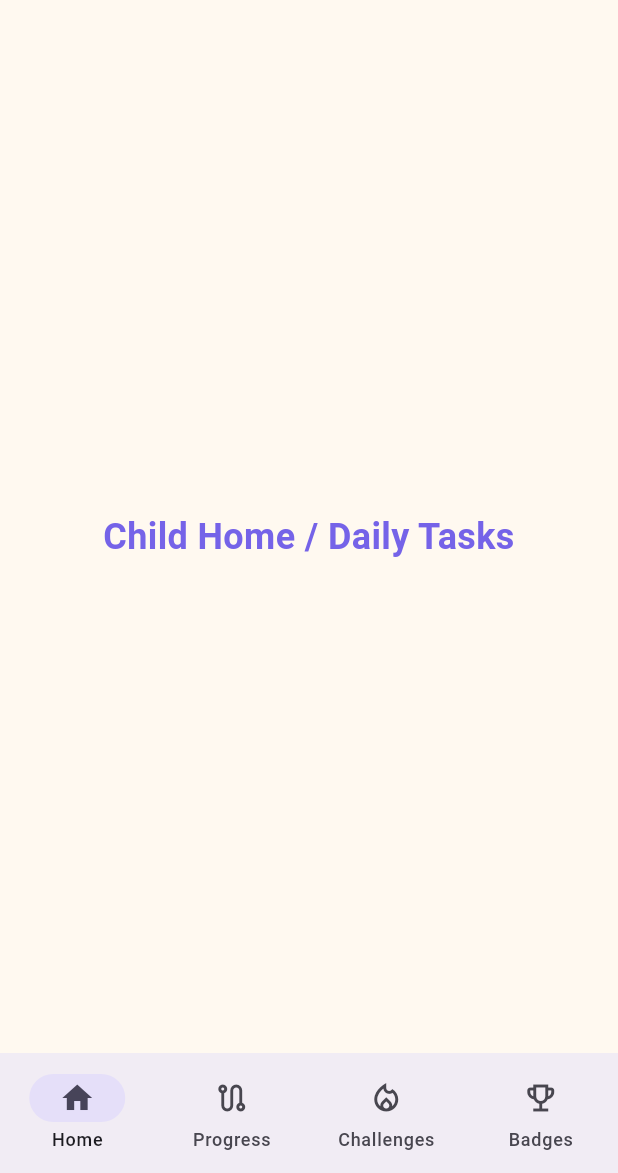
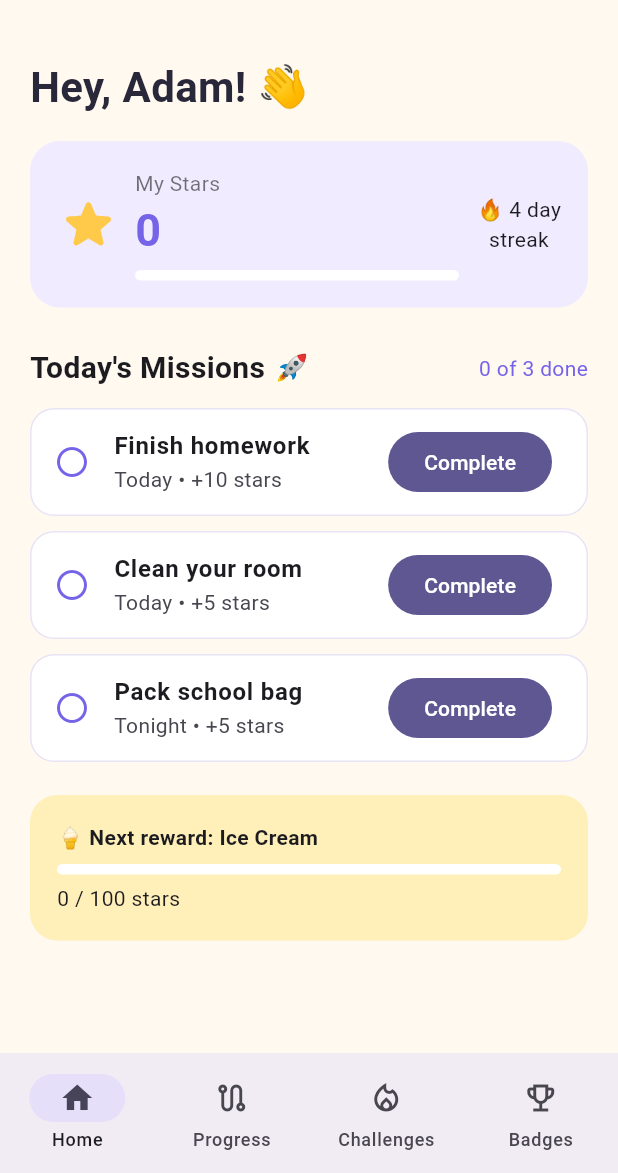
Before and after one commit to SarahAlkhalifah7/SWE463-MobileApplicationDevelopment, a Flutter app: the ChildModeScreen screen opened directly, on a phone screen of 412 x 824 dp, the part 63-1236 px from its top. Run offline on Flutter 3.47's test engine with Material 3 defaults, Android fonts, the phone set to English and light mode, and no system bars; our stand-ins replace image_picker, shared_preferences; accounts and stored records are empty.

Commit message:
Implement child daily tasks and star progress

```diff
--- /dev/null
+++ b/taskarro/lib/models/task.dart
@@ -0,0 +1,19 @@
+class Task {
+  Task({
+    required this.id,
+    required this.childId,
+    required this.title,
+    required this.stars,
+    this.isCompleted = false,
+    this.priority = 'Normal',
+    this.dueLabel = 'Today',
+  });
+
+  final String id;
+  final String childId;
+  final String title;
+  final int stars;
+  bool isCompleted;
+  final String priority;
+  final String dueLabel;
+}
--- a/taskarro/lib/screens/child_mode.dart
+++ b/taskarro/lib/screens/child_mode.dart
@@ -1,5 +1,6 @@
 import 'package:flutter/material.dart';
 
+import 'child_tasks.dart';
 import 'placeholder.dart';
 
 class ChildModeScreen extends StatefulWidget {
@@ -13,10 +14,16 @@ class _ChildModeScreenState extends State<ChildModeScreen> {
   int selectedIndex = 0;
 
   final screens = const [
-    PlaceholderScreen(title: 'Child Home / Daily Tasks'),
-    PlaceholderScreen(title: 'Reward Progress'),
-    PlaceholderScreen(title: 'Streak and Weekly Challenge'),
-    PlaceholderScreen(title: 'Achievements / Badges'),
+    ChildTasksScreen(),
+    PlaceholderScreen(
+      title: 'Reward Progress',
+    ),
+    PlaceholderScreen(
+      title: 'Streak and Weekly Challenge',
+    ),
+    PlaceholderScreen(
+      title: 'Achievements / Badges',
+    ),
   ];
 
   @override
@@ -46,8 +53,12 @@ class _ChildModeScreenState extends State<ChildModeScreen> {
             label: 'Progress',
           ),
           NavigationDestination(
-            icon: Icon(Icons.local_fire_department_outlined),
-            selectedIcon: Icon(Icons.local_fire_department),
+            icon: Icon(
+              Icons.local_fire_department_outlined,
+            ),
+            selectedIcon: Icon(
+              Icons.local_fire_department,
+            ),
             label: 'Challenges',
           ),
           NavigationDestination(
--- /dev/null
+++ b/taskarro/lib/screens/child_tasks.dart
@@ -0,0 +1,286 @@
+import 'package:flutter/material.dart';
+
+import '../models/task.dart';
+
+class ChildTasksScreen extends StatefulWidget {
+  const ChildTasksScreen({super.key});
+
+  @override
+  State<ChildTasksScreen> createState() => _ChildTasksScreenState();
+}
+
+class _ChildTasksScreenState extends State<ChildTasksScreen> {
+  final List<Task> _tasks = [
+    Task(
+      id: '1',
+      childId: 'demo-child',
+      title: 'Finish homework',
+      stars: 10,
+    ),
+    Task(
+      id: '2',
+      childId: 'demo-child',
+      title: 'Clean your room',
+      stars: 5,
+    ),
+    Task(
+      id: '3',
+      childId: 'demo-child',
+      title: 'Pack school bag',
+      stars: 5,
+      dueLabel: 'Tonight',
+    ),
+  ];
+
+  int get _earnedStars {
+    return _tasks
+        .where((task) => task.isCompleted)
+        .fold(0, (total, task) => total + task.stars);
+  }
+
+  void _completeTask(Task task) {
+    if (task.isCompleted) return;
+
+    setState(() {
+      task.isCompleted = true;
+    });
+
+    ScaffoldMessenger.of(context).showSnackBar(
+      SnackBar(
+        content: Text('+${task.stars} stars earned!'),
+      ),
+    );
+  }
+
+  @override
+  Widget build(BuildContext context) {
+    final completedTasks =
+        _tasks.where((task) => task.isCompleted).length;
+
+    return Scaffold(
+      backgroundColor: const Color(0xFFFFF9F0),
+      body: SafeArea(
+        child: ListView(
+          padding: const EdgeInsets.fromLTRB(20, 24, 20, 28),
+          children: [
+            const Text(
+              'Hey, Adam! 👋',
+              style: TextStyle(
+                fontSize: 28,
+                fontWeight: FontWeight.bold,
+                color: Color(0xFF29283A),
+              ),
+            ),
+            const SizedBox(height: 16),
+            _ProgressCard(
+              stars: _earnedStars,
+              completed: completedTasks,
+              total: _tasks.length,
+            ),
+            const SizedBox(height: 26),
+            Row(
+              mainAxisAlignment: MainAxisAlignment.spaceBetween,
+              children: [
+                const Text(
+                  "Today's Missions 🚀",
+                  style: TextStyle(
+                    fontSize: 20,
+                    fontWeight: FontWeight.bold,
+                  ),
+                ),
+                Text(
+                  '$completedTasks of ${_tasks.length} done',
+                  style: const TextStyle(
+                    color: Color(0xFF7563E8),
+                  ),
+                ),
+              ],
+            ),
+            const SizedBox(height: 12),
+            ..._tasks.map(
+              (task) => _TaskCard(
+                task: task,
+                onComplete: () => _completeTask(task),
+              ),
+            ),
+            const SizedBox(height: 12),
+            _RewardCard(
+              earnedStars: _earnedStars,
+            ),
+          ],
+        ),
+      ),
+    );
+  }
+}
+
+class _ProgressCard extends StatelessWidget {
+  const _ProgressCard({
+    required this.stars,
+    required this.completed,
+    required this.total,
+  });
+
+  final int stars;
+  final int completed;
+  final int total;
+
+  @override
+  Widget build(BuildContext context) {
+    final progress = total == 0 ? 0.0 : completed / total;
+
+    return Container(
+      padding: const EdgeInsets.all(18),
+      decoration: BoxDecoration(
+        color: const Color(0xFFF0EBFF),
+        borderRadius: BorderRadius.circular(20),
+      ),
+      child: Row(
+        children: [
+          const Icon(
+            Icons.star_rounded,
+            color: Color(0xFFFFC94A),
+            size: 42,
+          ),
+          const SizedBox(width: 10),
+          Expanded(
+            child: Column(
+              crossAxisAlignment: CrossAxisAlignment.start,
+              children: [
+                const Text(
+                  'My Stars',
+                  style: TextStyle(color: Colors.black54),
+                ),
+                Text(
+                  '$stars',
+                  style: const TextStyle(
+                    fontSize: 30,
+                    fontWeight: FontWeight.bold,
+                    color: Color(0xFF7563E8),
+                  ),
+                ),
+                const SizedBox(height: 5),
+                LinearProgressIndicator(
+                  value: progress,
+                  minHeight: 7,
+                  borderRadius: BorderRadius.circular(10),
+                  color: const Color(0xFF7563E8),
+                  backgroundColor: Colors.white,
+                ),
+              ],
+            ),
+          ),
+          const SizedBox(width: 12),
+          const Text(
+            '🔥 4 day\nstreak',
+            textAlign: TextAlign.center,
+          ),
+        ],
+      ),
+    );
+  }
+}
+
+class _TaskCard extends StatelessWidget {
+  const _TaskCard({
+    required this.task,
+    required this.onComplete,
+  });
+
+  final Task task;
+  final VoidCallback onComplete;
+
+  @override
+  Widget build(BuildContext context) {
+    return Card(
+      elevation: 0,
+      margin: const EdgeInsets.only(bottom: 10),
+      color: task.isCompleted
+          ? const Color(0xFFEAF8F0)
+          : Colors.white,
+      shape: RoundedRectangleBorder(
+        borderRadius: BorderRadius.circular(16),
+        side: const BorderSide(
+          color: Color(0xFFE8E3F5),
+        ),
+      ),
+      child: ListTile(
+        leading: Icon(
+          task.isCompleted
+              ? Icons.check_circle
+              : Icons.radio_button_unchecked,
+          color: task.isCompleted
+              ? const Color(0xFF48A878)
+              : const Color(0xFF7563E8),
+        ),
+        title: Text(
+          task.title,
+          style: TextStyle(
+            fontWeight: FontWeight.bold,
+            decoration: task.isCompleted
+                ? TextDecoration.lineThrough
+                : null,
+          ),
+        ),
+        subtitle: Text(
+          '${task.dueLabel} • +${task.stars} stars',
+        ),
+        trailing: task.isCompleted
+            ? const Text(
+                'DONE',
+                style: TextStyle(
+                  color: Color(0xFF48A878),
+                ),
+              )
+            : FilledButton(
+                onPressed: onComplete,
+                child: const Text('Complete'),
+              ),
+      ),
+    );
+  }
+}
+
+class _RewardCard extends StatelessWidget {
+  const _RewardCard({
+    required this.earnedStars,
+  });
+
+  final int earnedStars;
+
+  @override
+  Widget build(BuildContext context) {
+    const requiredStars = 100;
+    final progress =
+        (earnedStars / requiredStars).clamp(0.0, 1.0).toDouble();
+
+    return Container(
+      padding: const EdgeInsets.all(18),
+      decoration: BoxDecoration(
+        color: const Color(0xFFFFF0B9),
+        borderRadius: BorderRadius.circular(18),
+      ),
+      child: Column(
+        crossAxisAlignment: CrossAxisAlignment.start,
+        children: [
+          const Text(
+            '🍦 Next reward: Ice Cream',
+            style: TextStyle(
+              fontWeight: FontWeight.bold,
+            ),
+          ),
+          const SizedBox(height: 8),
+          LinearProgressIndicator(
+            value: progress,
+            minHeight: 7,
+            borderRadius: BorderRadius.circular(10),
+            color: const Color(0xFFE0A900),
+            backgroundColor: Colors.white,
+          ),
+          const SizedBox(height: 6),
+          Text('$earnedStars / $requiredStars stars'),
+        ],
+      ),
+    );
+  }
+}
```
